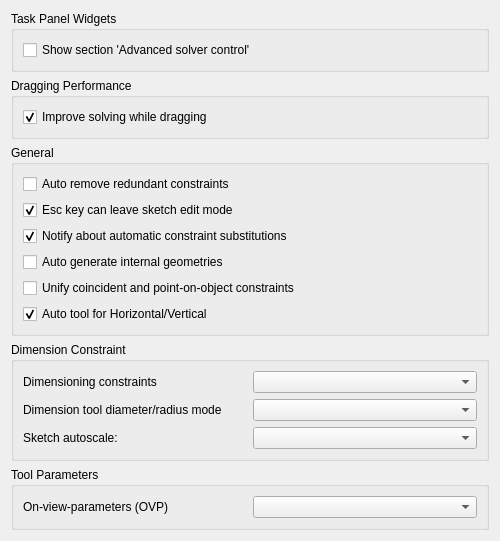
Above: src/Mod/Sketcher/Gui/SketcherSettings.ui from realthunder/FreeCAD before the change. Below: the same form after it.
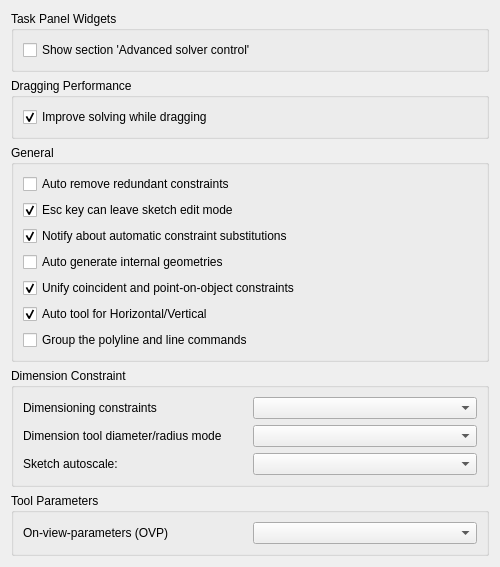
That is the form after the change. Custom widgets are drawn as their Qt base class.

Commit message: Sketcher: the options that group tool bar commands show, save and take effect

```diff
--- a/src/Mod/Sketcher/Gui/SketcherSettings.ui
+++ b/src/Mod/Sketcher/Gui/SketcherSettings.ui
@@ -180,7 +180,7 @@
          <string>Unify coincident and point-on-object constraints</string>
         </property>
         <property name="checked">
-         <bool>false</bool>
+         <bool>true</bool>
         </property>
         <property name="prefEntry" stdset="0">
          <cstring>UnifiedCoincident</cstring>
@@ -209,6 +209,25 @@
         </property>
        </widget>
       </item>
+      <item>
+       <widget class="Gui::PrefCheckBox" name="checkBoxLineGroup">
+        <property name="toolTip">
+         <string>Shows a command group button that contains both the polyline and line commands. Otherwise, each command has its own separate button.</string>
+        </property>
+        <property name="text">
+         <string>Group the polyline and line commands</string>
+        </property>
+        <property name="checked">
+         <bool>false</bool>
+        </property>
+        <property name="prefEntry" stdset="0">
+         <cstring>UnifiedLineCommands</cstring>
+        </property>
+        <property name="prefPath" stdset="0">
+         <cstring>Mod/Sketcher/Commands</cstring>
+        </property>
+       </widget>
+      </item>
      </layout>
     </widget>
    </item>
```
The commit also changes 4 other files.
